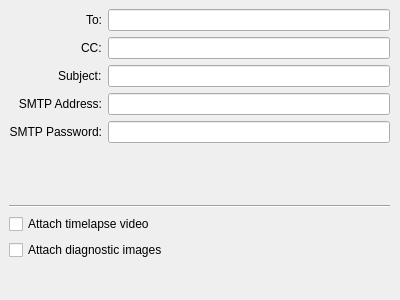
mjmazur/RMSdashboard, file ReportSetup.ui: the form before one commit.
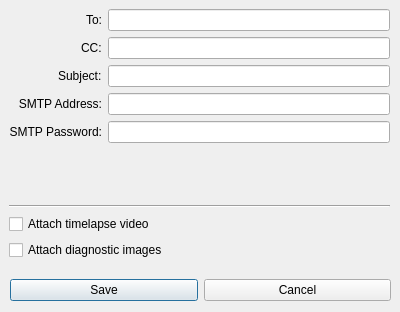
The form after the commit.

The edit to the form file:
```diff
--- a/ReportSetup.ui
+++ b/ReportSetup.ui
@@ -7,7 +7,7 @@
     <x>0</x>
     <y>0</y>
     <width>400</width>
-    <height>300</height>
+    <height>312</height>
    </rect>
   </property>
   <property name="windowTitle">
@@ -118,6 +118,32 @@
     </item>
    </layout>
   </widget>
+  <widget class="QWidget" name="horizontalLayoutWidget_2">
+   <property name="geometry">
+    <rect>
+     <x>10</x>
+     <y>270</y>
+     <width>381</width>
+     <height>41</height>
+    </rect>
+   </property>
+   <layout class="QHBoxLayout" name="horizontalLayout">
+    <item>
+     <widget class="QPushButton" name="report_setup_save_btn">
+      <property name="text">
+       <string>Save</string>
+      </property>
+     </widget>
+    </item>
+    <item>
+     <widget class="QPushButton" name="report_setup_cancel_btn">
+      <property name="text">
+       <string>Cancel</string>
+      </property>
+     </widget>
+    </item>
+   </layout>
+  </widget>
  </widget>
  <resources/>
  <connections/>
```
